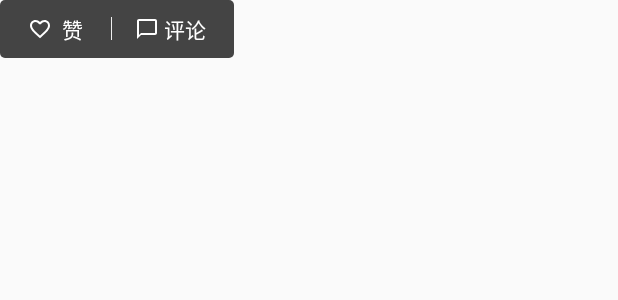
After one commit to StephenChenOk/ShareWithAs, an Android app: the layout attach_popup_view_layout.xml on its own in the app's theme, with its tools: preview values and no code run, on a phone screen of 412 x 824 dp. The commit adds this screen. Shown: the top 300 px of the screen. Run offline under Robolectric (Android 15) with nearby library versions, the phone set to English and light mode, and no system bars.

Commit message:
增加点赞评论功能

```diff
--- a/app/src/main/java/com/chen/fy/sharewithas/activities/NewsDetailActivity.java
+++ b/app/src/main/java/com/chen/fy/sharewithas/activities/NewsDetailActivity.java
@@ -73,8 +73,13 @@ public class NewsDetailActivity extends AppCompatActivity implements View.OnClic
             finish();
             return;
         }
+
+        UiUtils.changeStatusBarTextImgColor(this,true);
+
         initSonic(url, mode);
+
         setContentView(R.layout.news_detail_layout);
+
         WebView webView = initWebView(intent);
         // Sonic会话客户端绑定WebView
         if (sonicSessionClient != null) {
@@ -83,6 +88,7 @@ public class NewsDetailActivity extends AppCompatActivity implements View.OnClic
         } else { // 使用WebView内置客户端进行加载网页
             webView.loadUrl(url);
         }
+
     }
 
     /**
--- /dev/null
+++ b/app/src/main/java/com/chen/fy/sharewithas/interfaces/OnMoreOptionClickListener.java
@@ -0,0 +1,12 @@
+package com.chen.fy.sharewithas.interfaces;
+
+import android.view.View;
+
+/**
+ * 动态中更多选项的点击事件
+ */
+public interface OnMoreOptionClickListener {
+
+    void onclick(int position, View view);
+
+}
--- a/app/src/main/java/com/chen/fy/sharewithas/interfaces/OnPicturesItemClickListener.java
+++ b/app/src/main/java/com/chen/fy/sharewithas/interfaces/OnPicturesItemClickListener.java
@@ -1,7 +1,5 @@
 package com.chen.fy.sharewithas.interfaces;
 
-import android.graphics.Bitmap;
-import android.widget.ImageView;
 import android.widget.RelativeLayout;
 
 import java.util.ArrayList;
--- /dev/null
+++ b/app/src/main/res/drawable/bg_btn_comment.xml
@@ -0,0 +1,8 @@
+<?xml version="1.0" encoding="utf-8"?>
+<shape xmlns:android="http://schemas.android.com/apk/res/android"
+    android:shape="rectangle">
+
+    <solid android:color="#444"/>
+    <corners android:radius="3dip"/>
+
+</shape>
--- /dev/null
+++ b/app/src/main/res/drawable/ic_chat_bubble_outline_white_16dp.xml
@@ -0,0 +1,5 @@
+<vector android:height="16dp" android:tint="#FFFFFF"
+    android:viewportHeight="24.0" android:viewportWidth="24.0"
+    android:width="16dp" xmlns:android="http://schemas.android.com/apk/res/android">
+    <path android:fillColor="#FF000000" android:pathData="M20,2L4,2c-1.1,0 -2,0.9 -2,2v18l4,-4h14c1.1,0 2,-0.9 2,-2L22,4c0,-1.1 -0.9,-2 -2,-2zM20,16L6,16l-2,2L4,4h16v12z"/>
+</vector>
--- /dev/null
+++ b/app/src/main/res/drawable/ic_favorite_border_white_16dp.xml
@@ -0,0 +1,5 @@
+<vector android:height="16dp" android:tint="#FFFFFF"
+    android:viewportHeight="24.0" android:viewportWidth="24.0"
+    android:width="16dp" xmlns:android="http://schemas.android.com/apk/res/android">
+    <path android:fillColor="#FF000000" android:pathData="M16.5,3c-1.74,0 -3.41,0.81 -4.5,2.09C10.91,3.81 9.24,3 7.5,3 4.42,3 2,5.42 2,8.5c0,3.78 3.4,6.86 8.55,11.54L12,21.35l1.45,-1.32C18.6,15.36 22,12.28 22,8.5 22,5.42 19.58,3 16.5,3zM12.1,18.55l-0.1,0.1 -0.1,-0.1C7.14,14.24 4,11.39 4,8.5 4,6.5 5.5,5 7.5,5c1.54,0 3.04,0.99 3.57,2.36h1.87C13.46,5.99 14.96,5 16.5,5c2,0 3.5,1.5 3.5,3.5 0,2.89 -3.14,5.74 -7.9,10.05z"/>
+</vector>
--- a/app/src/main/res/drawable/ic_more_horiz_24dp.xml
+++ b/app/src/main/res/drawable/ic_more_horiz_24dp.xml
@@ -1,4 +1,4 @@
-<vector android:height="24dp" android:tint="#BBBBBB"
+<vector android:height="24dp" android:tint="#777777"
     android:viewportHeight="24.0" android:viewportWidth="24.0"
     android:width="24dp" xmlns:android="http://schemas.android.com/apk/res/android">
     <path android:fillColor="#FF000000" android:pathData="M6,10c-1.1,0 -2,0.9 -2,2s0.9,2 2,2 2,-0.9 2,-2 -0.9,-2 -2,-2zM18,10c-1.1,0 -2,0.9 -2,2s0.9,2 2,2 2,-0.9 2,-2 -0.9,-2 -2,-2zM12,10c-1.1,0 -2,0.9 -2,2s0.9,2 2,2 2,-0.9 2,-2 -0.9,-2 -2,-2z"/>
--- /dev/null
+++ b/app/src/main/res/layout/attach_popup_view_layout.xml
@@ -0,0 +1,52 @@
+<?xml version="1.0" encoding="utf-8"?>
+<LinearLayout xmlns:android="http://schemas.android.com/apk/res/android"
+    android:layout_width="wrap_content"
+    android:layout_height="wrap_content"
+    android:background="@drawable/bg_btn_comment"
+    android:padding="3dp"
+    android:gravity="center_vertical"
+    android:orientation="horizontal">
+
+    <ImageView
+        android:layout_width="wrap_content"
+        android:layout_height="wrap_content"
+        android:paddingLeft="15dp"
+        android:src="@drawable/ic_favorite_border_white_16dp" />
+
+    <TextView
+        android:id="@+id/tv_zan"
+        android:layout_width="wrap_content"
+        android:layout_height="wrap_content"
+        android:background="?android:attr/selectableItemBackground"
+        android:paddingLeft="3dp"
+        android:paddingTop="5dp"
+        android:paddingRight="15dp"
+        android:paddingBottom="5dp"
+        android:text=" 赞 "
+        android:textColor="#fff"
+        android:textSize="14sp" />
+
+    <View
+        android:layout_width="1px"
+        android:layout_height="15dp"
+        android:background="#eee" />
+
+    <ImageView
+        android:layout_width="wrap_content"
+        android:layout_height="wrap_content"
+        android:paddingLeft="15dp"
+        android:src="@drawable/ic_chat_bubble_outline_white_16dp" />
+
+    <TextView
+        android:id="@+id/tv_comment"
+        android:layout_width="wrap_content"
+        android:layout_height="wrap_content"
+        android:background="?android:attr/selectableItemBackground"
+        android:paddingLeft="3dp"
+        android:paddingTop="5dp"
+        android:paddingRight="15dp"
+        android:paddingBottom="5dp"
+        android:text="评论"
+        android:textColor="#fff"
+        android:textSize="14sp" />
+</LinearLayout>
--- a/app/src/main/res/layout/home_fragment_layout.xml
+++ b/app/src/main/res/layout/home_fragment_layout.xml
@@ -8,7 +8,7 @@
     <!-- 上面部分 -->
     <com.google.android.material.appbar.AppBarLayout
         android:layout_width="match_parent"
-        android:layout_height="280dp"
+        android:layout_height="285dp"
         android:fitsSystemWindows="true">
 
         <com.google.android.material.appbar.CollapsingToolbarLayout
@@ -47,7 +47,7 @@
                     android:id="@+id/point_box_home"
                     android:layout_width="match_parent"
                     android:layout_height="wrap_content"
-                    android:layout_marginTop="5dp"
+                    android:layout_marginTop="3dp"
                     android:gravity="center"
                     android:orientation="horizontal" />
 
```
Also changed, not shown: app/src/main/java/com/chen/fy/sharewithas/adapters/MultipleStatesAdapter.java (+59 -31 lines), app/src/main/java/com/chen/fy/sharewithas/fragments/HomeFragment.java (+43 -7 lines), app/src/main/java/com/chen/fy/sharewithas/views/MyAttachPopupView.java (added, +46 -0 lines), app/src/main/res/layout/bottom_item_layout.xml (+13 -4 lines).
